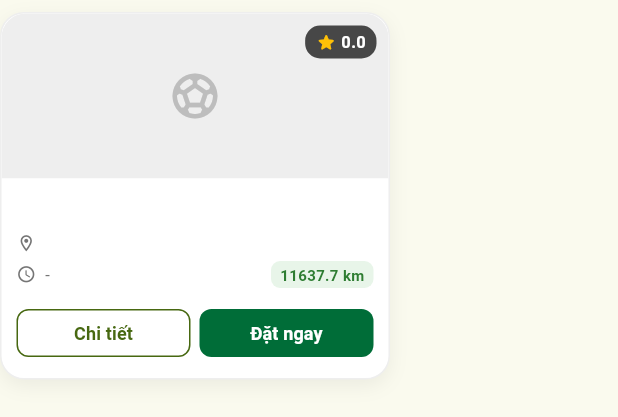
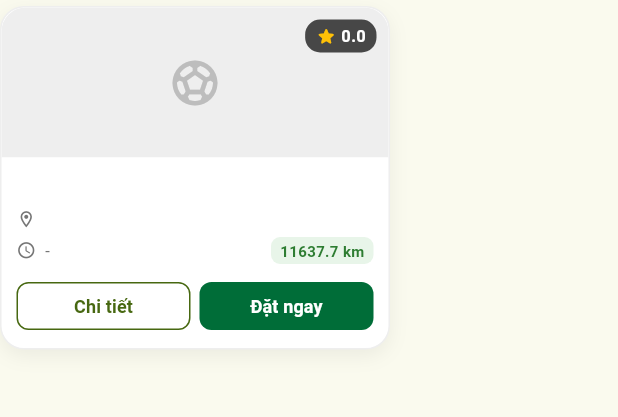
Before and after one commit to Huy-Giangg/FlexiSport, a Flutter app: the ChatVenueCard widget shown alone on an empty page, opened directly with empty values, on a phone screen of 412 x 824 dp. Shown: the top 417 px of the screen. Run offline on Flutter 3.47's test engine with Material 3 defaults, Android fonts, the light colour scheme and no system bars; our stand-ins replace firebase_core, flutter_local_notifications, flutter_markdown, go_router, google_fonts, google_generative_ai and 8 more; accounts and stored records are empty; generated files the repository leaves out were written again.

Commit message:
fix: resolve bottom overflow on chat venue card

```diff
--- a/lib/features/customer/ai_chat/presentation/widgets/chat_bubble.dart
+++ b/lib/features/customer/ai_chat/presentation/widgets/chat_bubble.dart
@@ -163,7 +163,7 @@ class ChatBubble extends StatelessWidget {
                         ),
                       ),
                       SizedBox(
-                        height: 255,
+                        height: 275,
                         child: ListView.builder(
                           scrollDirection: Axis.horizontal,
                           physics: const BouncingScrollPhysics(),
--- a/lib/features/customer/ai_chat/presentation/widgets/chat_venue_card.dart
+++ b/lib/features/customer/ai_chat/presentation/widgets/chat_venue_card.dart
@@ -44,7 +44,7 @@ class ChatVenueCard extends StatelessWidget {
 
     return Container(
       width: 260,
-      margin: const EdgeInsets.only(right: 12, top: 8, bottom: 8),
+      margin: const EdgeInsets.only(right: 12, top: 4, bottom: 6),
       decoration: BoxDecoration(
         color: Colors.white,
         borderRadius: BorderRadius.circular(16),
@@ -67,7 +67,7 @@ class ChatVenueCard extends StatelessWidget {
               ClipRRect(
                 borderRadius: const BorderRadius.vertical(top: Radius.circular(16)),
                 child: SizedBox(
-                  height: 110,
+                  height: 100,
                   width: double.infinity,
                   child: venue.logoUrl.isNotEmpty
                       ? Image.network(
@@ -131,7 +131,7 @@ class ChatVenueCard extends StatelessWidget {
 
           // Thông tin tóm tắt sân
           Padding(
-            padding: const EdgeInsets.all(10),
+            padding: const EdgeInsets.fromLTRB(10, 8, 10, 8),
             child: Column(
               crossAxisAlignment: CrossAxisAlignment.start,
               children: [
@@ -187,7 +187,7 @@ class ChatVenueCard extends StatelessWidget {
                     ),
                   ],
                 ),
-                const SizedBox(height: 10),
+                const SizedBox(height: 8),
                 // 2 nút tác vụ: Xem chi tiết & Đặt sân ngay
                 Row(
                   children: [
```
